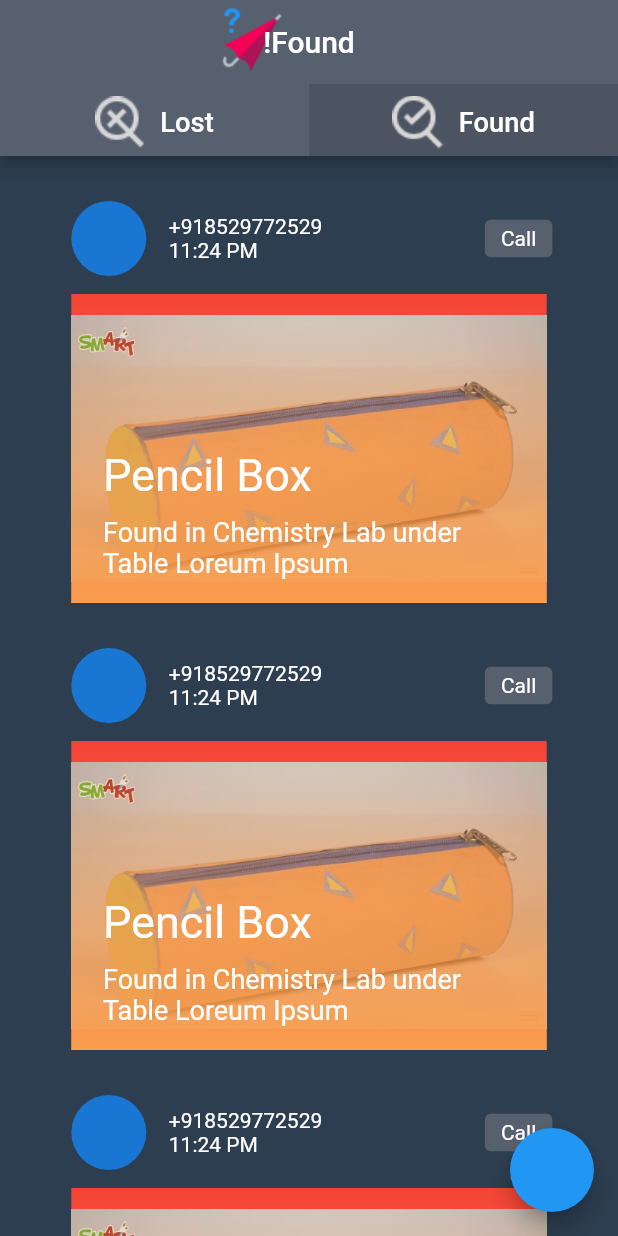
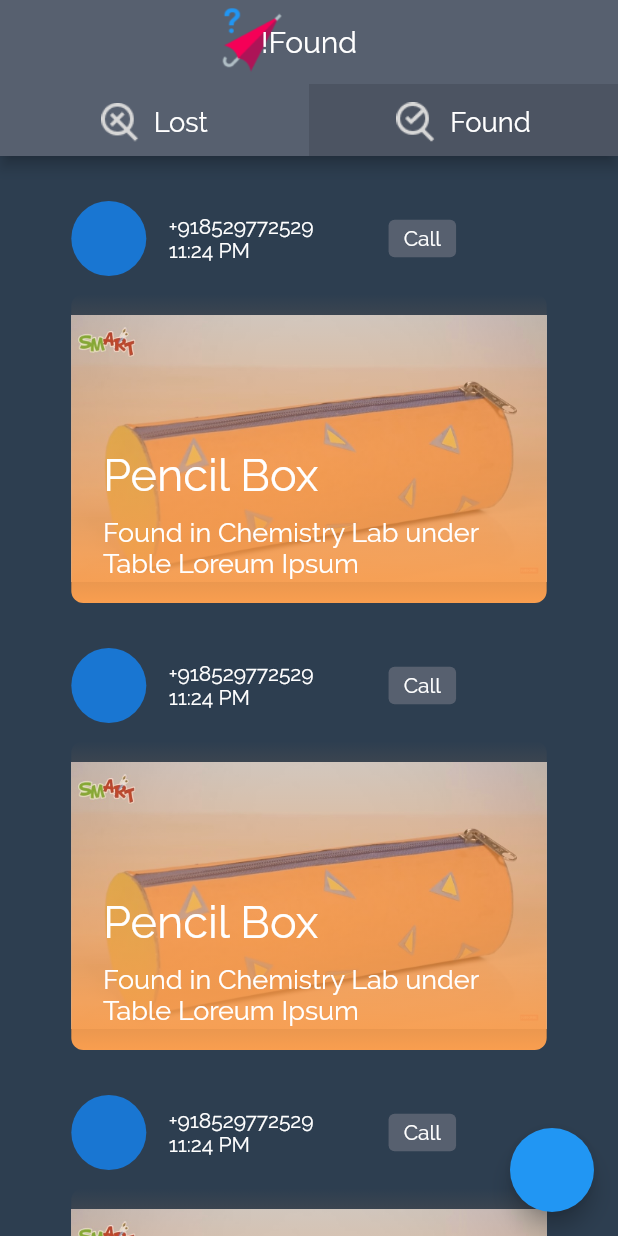
Before and after one commit to SumitKLamba/lost_and_found, a Flutter app: the screen it shows after launch, tab 2 chosen, after a tap on "Call", on a phone screen of 412 x 824 dp. Run offline on Flutter 3.47's test engine with Material 2 defaults, Android fonts, the phone set to English and light mode, and no system bars.

```diff
--- a/lib/foundCard.dart
+++ b/lib/foundCard.dart
@@ -1,7 +1,9 @@
 import 'package:flutter/material.dart';
+import 'package:lost_and_found/onClickCard.dart';
 
 class FoundCard extends StatelessWidget {
   Color txtColor = Colors.white;
+  double brdrRadius = 8;
   @override
   Widget build(BuildContext context) {
     return Column(
@@ -32,7 +34,7 @@ class FoundCard extends StatelessWidget {
                       ),),
                   ],
                 ),
-                SizedBox(width: MediaQuery.of(context).size.width / 3.8,),
+                SizedBox(width: 50,),
                 Align(
                   alignment: Alignment.centerRight,
                   child: GestureDetector(
@@ -60,8 +62,13 @@ class FoundCard extends StatelessWidget {
         SizedBox(height: 12),
         Align(
           alignment: Alignment.center,
+          child: GestureDetector(
+            onTap: (){
+              Navigator.push(context, MaterialPageRoute(builder: (context) {
+                return OnClickCard();
+              }));
+            },
             child: Container(
-            color: Colors.red,
               width: MediaQuery.of(context).size.width / 1.3,
               height: MediaQuery.of(context).size.height / 4,
               child: Stack(
@@ -106,12 +113,18 @@ class FoundCard extends StatelessWidget {
                       ),
                     ),
                     decoration: BoxDecoration(
+                      borderRadius: BorderRadius.circular(brdrRadius),
                       gradient: LinearGradient(
                           colors: [Color(0xFFF99E4F), Color(0x00F99E4F)],
                           begin: Alignment.bottomCenter,
-                          end: Alignment.topCenter)),
+                          end: Alignment.topCenter),
+                    ),
                   ),
                 ],
+              ),
+              decoration: BoxDecoration(
+                borderRadius: BorderRadius.circular(brdrRadius),
+              ),
             ),
           ),
         ),
--- a/lib/lostCard.dart
+++ b/lib/lostCard.dart
@@ -1,8 +1,10 @@
 import 'package:flutter/cupertino.dart';
 import 'package:flutter/material.dart';
+import 'package:lost_and_found/onClickCard.dart';
 
 class LostCard extends StatelessWidget {
   Color txtColor = Colors.white;
+  double brdrRadius = 8;
   @override
   Widget build(BuildContext context) {
     return Column(
@@ -33,7 +35,7 @@ class LostCard extends StatelessWidget {
                       ),),
                   ],
                 ),
-                SizedBox(width: MediaQuery.of(context).size.width / 3.8,),
+                SizedBox(width: 50),
                 Align(
                   alignment: Alignment.centerRight,
                   child: GestureDetector(
@@ -61,8 +63,11 @@ class LostCard extends StatelessWidget {
         SizedBox(height: 12),
         Align(
           alignment: Alignment.center,
+          child: GestureDetector(
+            onTap: (){Navigator.push(context, MaterialPageRoute(builder: (context) {
+              return OnClickCard();
+            }));},
             child: Container(
-            color: Colors.red,
               width: MediaQuery.of(context).size.width / 1.3,
               height: MediaQuery.of(context).size.height / 4,
               child: Stack(
@@ -107,12 +112,18 @@ class LostCard extends StatelessWidget {
                       ),
                     ),
                     decoration: BoxDecoration(
+                      borderRadius: BorderRadius.circular(brdrRadius),
                         gradient: LinearGradient(
                             colors: [Color(0xFFF99E4F), Color(0x00F99E4F)],
                             begin: Alignment.bottomCenter,
-                          end: Alignment.topCenter)),
+                            end: Alignment.topCenter),
+                    ),
                   ),
                 ],
+              ),
+              decoration: BoxDecoration(
+                borderRadius: BorderRadius.circular(brdrRadius),
+              ),
             ),
           ),
         ),
--- a/lib/main.dart
+++ b/lib/main.dart
@@ -10,6 +10,7 @@ class MyApp extends StatelessWidget {
     return MaterialApp(
       theme: ThemeData(
         appBarTheme: AppBarTheme(color: Color(0xFF57606F)),
+        fontFamily: 'Raleway',
       ),
       home: MyHomePage(),
     );
@@ -78,7 +79,7 @@ class _MyHomePageState extends State<MyHomePage>
                   child: Row(
                     mainAxisAlignment: MainAxisAlignment.center,
                     children: <Widget>[
-                      Image.asset('images/LostIcon.png', scale: 0.9),
+                      Image.asset('images/LostIcon.png', scale: 1.2),
                       SizedBox(width: 10,),
                       Text(
                         "Lost",
@@ -99,7 +100,7 @@ class _MyHomePageState extends State<MyHomePage>
                   child: Row(
                     mainAxisAlignment: MainAxisAlignment.center,
                     children: <Widget>[
-                      Image.asset('images/FoundIcon.png', scale: 0.9),
+                      Image.asset('images/FoundIcon.png', scale: 1.2),
                       SizedBox(width: 10,),
                       Text(
                         "Found",
```
Also changed, not shown: lib/onClickCard.dart (+139 -0 lines), pubspec.yaml (+6 -6 lines), fonts/Raleway/Raleway-Bold.ttf (added), fonts/Raleway/Raleway-Regular.ttf (added). Lines whose indentation alone changed are shown as unchanged.
